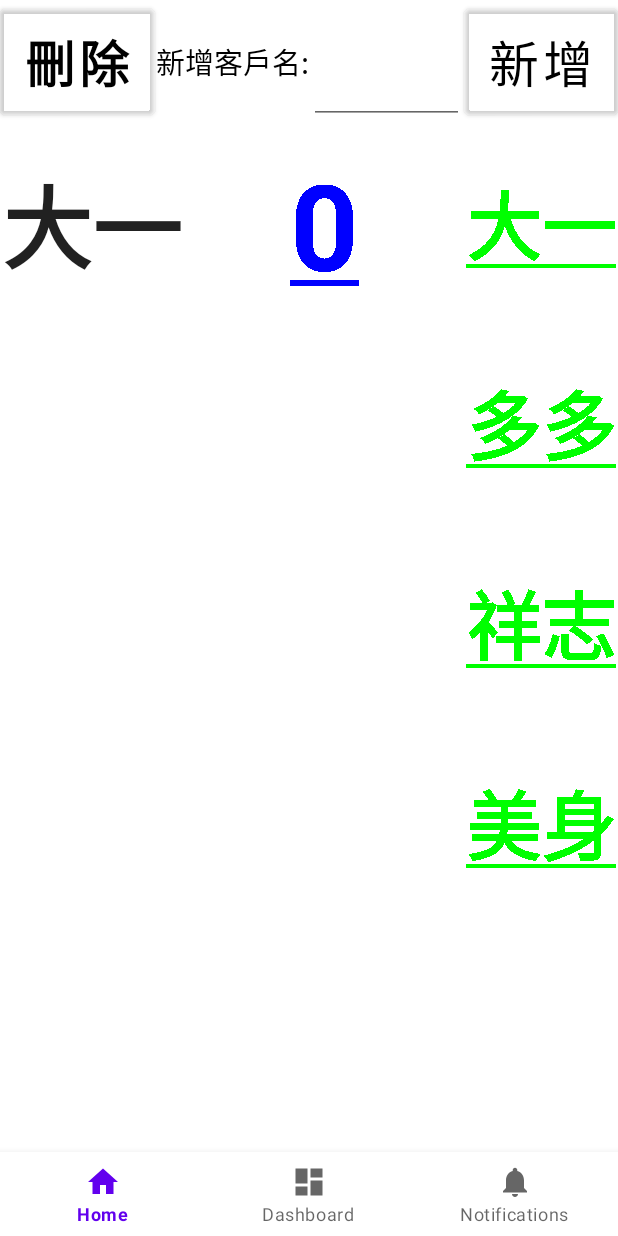
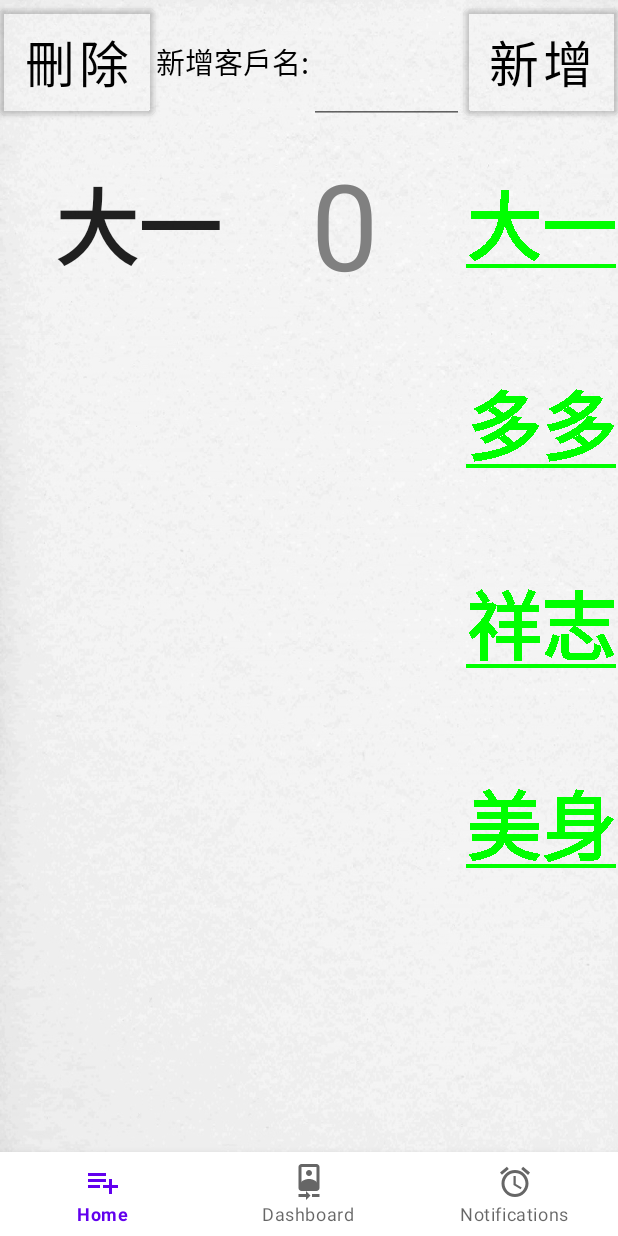
Before and after one commit to 12101210cc/Nooda, an Android app: the screen it shows after launch (MainActivity), after a tap on "大一", on a phone screen of 412 x 824 dp. Run offline under Robolectric (Android 15) with nearby library versions, the phone set to English and light mode, and no system bars; our stand-ins replace navigation-ui; Roboto replaces fonts that are not available here; 4 statements that could not run were skipped.

Commit message:
[UI] Enhance UI with long-press deletion, paper texture, color and nav icons update
- Add long-press functionality for deleting customer name fields
- Add paper texture background
- Update font colors
- Update navigation menu icons

Signed-off-by: Edmund Huang <12101210cc@gmail.com>

```diff
--- a/app/build.gradle
+++ b/app/build.gradle
@@ -31,6 +31,11 @@ android {
 }
 
 dependencies {
+
+    implementation 'androidx.viewpager2:viewpager2:1.1.0-alpha01'
+    implementation 'androidx.fragment:fragment-ktx:1.4.1'
+
+
     implementation 'androidx.appcompat:appcompat:1.1.0'
     implementation 'com.google.android.material:material:1.1.0'
     implementation 'androidx.constraintlayout:constraintlayout:2.0.4'
--- a/app/src/main/java/com/example/nooda/MainActivity.java
+++ b/app/src/main/java/com/example/nooda/MainActivity.java
@@ -61,6 +61,7 @@ public class MainActivity extends AppCompatActivity {
 
     @Override
     public void onRequestPermissionsResult(int requestCode, @NonNull String[] permissions, @NonNull int[] grantResults) {
+        super.onRequestPermissionsResult(requestCode, permissions, grantResults);
         if (requestCode == REQUEST_PERMISSIONS) {
             if (grantResults.length > 0 && grantResults[0] == PackageManager.PERMISSION_GRANTED) {
                 // Permissions are granted, you can perform your file operations
--- a/app/src/main/java/com/example/nooda/ui/home/HomeFragment.java
+++ b/app/src/main/java/com/example/nooda/ui/home/HomeFragment.java
@@ -8,10 +8,14 @@ import android.graphics.Typeface;
 import android.os.Build;
 import android.os.Bundle;
 import android.os.Environment;
+import android.os.Handler;
+import android.os.HandlerThread;
+import android.os.Message;
 import android.text.InputType;
 import android.util.Log;
 import android.util.TypedValue;
 import android.view.LayoutInflater;
+import android.view.MotionEvent;
 import android.view.View;
 import android.view.ViewGroup;
 import android.view.WindowManager;
@@ -19,6 +23,7 @@ import android.widget.Button;
 import android.widget.EditText;
 import android.widget.LinearLayout;
 import android.widget.TextView;
+import android.widget.Toast;
 
 import androidx.annotation.NonNull;
 import androidx.fragment.app.Fragment;
@@ -41,19 +46,23 @@ import java.util.ArrayList;
 import java.util.Arrays;
 
 public class HomeFragment extends Fragment {
-
     private static final String TAG = "HomeFragment";
     private static final boolean DEBUG = false;
     private FragmentHomeBinding binding;
+    private ArrayList<String> indexList = new ArrayList<>();
     private ArrayList<String> namesList = new ArrayList<>();
     private ArrayList<String> selectedList = new ArrayList<>();
     private ArrayList<String> numberList = new ArrayList<>();
+    private LinearLayout indexLinearLayout;
     private LinearLayout selectedLinearLayout;
     private LinearLayout numberLinearLayout;
     private LinearLayout namesLinearLayout;
     private TextView addNewText;
     private EditText addNewEdit;
     private Button addNewBt;
+    private Button delBt;
+    private long startTime;
+    private Handler backgroundHandler;
 
     public View onCreateView(@NonNull LayoutInflater inflater,
                              ViewGroup container, Bundle savedInstanceState) {
@@ -61,6 +70,7 @@ public class HomeFragment extends Fragment {
         binding = FragmentHomeBinding.inflate(inflater, container, false);
         View root = binding.getRoot();
 
+        indexLinearLayout = binding.linearLayoutIndex;
         namesLinearLayout = binding.linearLayoutNames;
         selectedLinearLayout = binding.linearLayoutSelect;
         numberLinearLayout = binding.linearLayoutNumber;
@@ -68,6 +78,7 @@ public class HomeFragment extends Fragment {
         addNewText = binding.addText;
         addNewEdit = binding.addEdit;
         addNewBt = binding.addBt;
+        delBt = binding.delBt;
 
         return root;
     }
@@ -79,6 +90,7 @@ public class HomeFragment extends Fragment {
         addNewText.setTypeface(typeface);
         addNewEdit.setTypeface(typeface);
         addNewBt.setTypeface(typeface);
+        delBt.setTypeface(typeface);
 
         loadListsFromFile();
 
@@ -104,6 +116,13 @@ public class HomeFragment extends Fragment {
                 updateNamesList();
             }
         });
+
+        delBt.setOnClickListener(new View.OnClickListener() {
+            @Override
+            public void onClick(View v) {
+
+            }
+        });
     }
 
     private void showEmptyNameDialog() {
@@ -120,7 +139,6 @@ public class HomeFragment extends Fragment {
         AlertDialog dialog = builder.create();
         dialog.show();
     }
-
 
     public void updateNamesList() {
         namesLinearLayout.removeAllViews();
@@ -172,10 +190,35 @@ public class HomeFragment extends Fragment {
 
 
         for (int i = 0; i < selectedList.size(); i++) {
+
+            int index = i;
             Button button = new Button(getContext());
             button.setText(selectedList.get(i));
             button.setTypeface(typeface, Typeface.BOLD);
-            button.setClickable(false);
+            button.setOnTouchListener(new View.OnTouchListener() {
+                @Override
+                public boolean onTouch(View view, MotionEvent motionEvent) {
+                    switch (motionEvent.getAction()) {
+                        case MotionEvent.ACTION_DOWN:
+                            // Start counting the time when the button is pressed
+                            startTime = System.currentTimeMillis();
+                            break;
+                        case MotionEvent.ACTION_UP:
+                            // Calculate the duration of the press when the button is released
+                            long duration = System.currentTimeMillis() - startTime;
+
+                            if (duration < 500) {
+                                // Short press
+                                onShortPress(view);
+                            } else {
+                                // Long press
+                                onLongPress(view, index);
+                            }
+                            break;
+                    }
+                    return true; // Indicate that the event is consumed
+                }
+            });
             button.setMaxLines(1);
 
             // Set button size
@@ -207,10 +250,10 @@ public class HomeFragment extends Fragment {
         for (int i = 0; i < numberList.size(); i++) {
             Button button = new Button(getContext());
             button.setText(numberList.get(i));
-            button.setTextColor(Color.BLUE);
-            button.setPaintFlags(Paint.UNDERLINE_TEXT_FLAG);
+            button.setTextColor(getContext().getColor(R.color.pencil_gray));
+            //button.setPaintFlags(Paint.UNDERLINE_TEXT_FLAG);
             button.setMaxLines(1);
-            button.setTypeface(typeface, Typeface.BOLD);
+            button.setTypeface(typeface);
             // Set button size
             ViewGroup.LayoutParams layoutParams = new ViewGroup.LayoutParams(ViewGroup.LayoutParams.MATCH_PARENT, ViewGroup.LayoutParams.WRAP_CONTENT);
             layoutParams.height = 200; // Height in pixels, set the desired size
@@ -369,4 +412,58 @@ public class HomeFragment extends Fragment {
         return list;
     }
 
+    // Inside an activity or fragment
+    private void showDialogAndRemove(String message, int removeIndex) {
+        AlertDialog.Builder builder = new AlertDialog.Builder(getContext());
+        builder.setMessage(message);
+
+        // Set the OK button action
+        builder.setPositiveButton("OK", new DialogInterface.OnClickListener() {
+            @Override
+            public void onClick(DialogInterface dialog, int which) {
+                // Perform any actions you want to execute when the OK button is clicked
+                numberList.remove(removeIndex);
+                selectedList.remove(removeIndex);
+                updateNumberList();
+                updateSelectedList();
+            }
+        });
+
+        // Set the Cancel button action
+        builder.setNegativeButton("Cancel", new DialogInterface.OnClickListener() {
+            @Override
+            public void onClick(DialogInterface dialog, int which) {
+                // Perform any actions you want to execute when the Cancel button is clicked
+                dialog.dismiss();
+            }
+        });
+
+        // Create and show the dialog
+        AlertDialog alertDialog = builder.create();
+        alertDialog.show();
+    }
+
+
+
+    private void onShortPress(View view) {
+        // Handle short press action
+
+    }
+
+    private void onLongPress(View view, int removeIndex) {
+        // Handle long press action
+        showDialogAndRemove("確定刪除第" + (removeIndex+1) + "列?", removeIndex);
+    }
+
+    private void initHandler() {
+        HandlerThread handlerThread = new HandlerThread("UpdateSelectedListThread");
+        handlerThread.start();
+        backgroundHandler = new Handler(handlerThread.getLooper()) {
+            @Override
+            public void handleMessage(Message msg) {
+                updateSelectedList();
+            }
+        };
+    }
+
 }
--- /dev/null
+++ b/app/src/main/res/drawable/background_tile.xml
@@ -0,0 +1,17 @@
+<?xml version="1.0" encoding="utf-8"?>
+<layer-list xmlns:android="http://schemas.android.com/apk/res/android">
+    <item>
+        <bitmap
+            android:src="@drawable/paper2"
+            android:tileMode="repeat" />
+    </item>
+    <item>
+        <shape android:shape="rectangle">
+            <gradient
+                android:type="linear"
+                android:angle="45"
+                android:startColor="#22000000"
+                android:endColor="#00FFFFFF" />
+        </shape>
+    </item>
+</layer-list>
--- /dev/null
+++ b/app/src/main/res/drawable/ic_baseline_access_alarm_24.xml
@@ -0,0 +1,10 @@
+<vector xmlns:android="http://schemas.android.com/apk/res/android"
+    android:width="24dp"
+    android:height="24dp"
+    android:viewportWidth="24"
+    android:viewportHeight="24"
+    android:tint="?attr/colorControlNormal">
+  <path
+      android:fillColor="@android:color/white"
+      android:pathData="M22,5.72l-4.6,-3.86 -1.29,1.53 4.6,3.86L22,5.72zM7.88,3.39L6.6,1.86 2,5.71l1.29,1.53 4.59,-3.85zM12.5,8L11,8v6l4.75,2.85 0.75,-1.23 -4,-2.37L12.5,8zM12,4c-4.97,0 -9,4.03 -9,9s4.02,9 9,9c4.97,0 9,-4.03 9,-9s-4.03,-9 -9,-9zM12,20c-3.87,0 -7,-3.13 -7,-7s3.13,-7 7,-7 7,3.13 7,7 -3.13,7 -7,7z"/>
+</vector>
--- /dev/null
+++ b/app/src/main/res/drawable/ic_baseline_camera_front_24.xml
@@ -0,0 +1,10 @@
+<vector xmlns:android="http://schemas.android.com/apk/res/android"
+    android:width="24dp"
+    android:height="24dp"
+    android:viewportWidth="24"
+    android:viewportHeight="24"
+    android:tint="?attr/colorControlNormal">
+  <path
+      android:fillColor="@android:color/white"
+      android:pathData="M10,20L5,20v2h5v2l3,-3 -3,-3v2zM14,20v2h5v-2h-5zM12,8c1.1,0 2,-0.9 2,-2s-0.9,-2 -2,-2 -1.99,0.9 -1.99,2S10.9,8 12,8zM17,0L7,0C5.9,0 5,0.9 5,2v14c0,1.1 0.9,2 2,2h10c1.1,0 2,-0.9 2,-2L19,2c0,-1.1 -0.9,-2 -2,-2zM7,2h10v10.5c0,-1.67 -3.33,-2.5 -5,-2.5s-5,0.83 -5,2.5L7,2z"/>
+</vector>
--- /dev/null
+++ b/app/src/main/res/drawable/ic_baseline_playlist_add_24.xml
@@ -0,0 +1,10 @@
+<vector xmlns:android="http://schemas.android.com/apk/res/android"
+    android:width="24dp"
+    android:height="24dp"
+    android:viewportWidth="24"
+    android:viewportHeight="24"
+    android:tint="?attr/colorControlNormal">
+  <path
+      android:fillColor="@android:color/white"
+      android:pathData="M14,10L2,10v2h12v-2zM14,6L2,6v2h12L14,6zM18,14v-4h-2v4h-4v2h4v4h2v-4h4v-2h-4zM2,16h8v-2L2,14v2z"/>
+</vector>
--- a/app/src/main/res/layout/fragment_home.xml
+++ b/app/src/main/res/layout/fragment_home.xml
@@ -4,8 +4,18 @@
     xmlns:tools="http://schemas.android.com/tools"
     android:layout_width="match_parent"
     android:layout_height="match_parent"
-    tools:context=".MainActivity">
+    tools:context=".MainActivity"
+    android:background="@drawable/paper_min">
 
+<!--    <ImageView-->
+<!--        android:layout_width="match_parent"-->
+<!--        android:layout_height="match_parent"-->
+<!--        android:src="@drawable/background_tile"-->
+<!--        android:scaleType="centerCrop"-->
+<!--        app:layout_constraintTop_toTopOf="parent"-->
+<!--        app:layout_constraintBottom_toBottomOf="parent"-->
+<!--        app:layout_constraintStart_toStartOf="parent"-->
+<!--        app:layout_constraintEnd_toEndOf="parent" />-->
     <Button
         android:id="@+id/del_bt"
         android:layout_width="0dp"
@@ -90,12 +100,19 @@
         android:orientation="horizontal"
         app:layout_constraintGuide_percent="0.9" />
 
+    <androidx.constraintlayout.widget.Guideline
+        android:id="@+id/guideline_vertical_2"
+        android:layout_width="wrap_content"
+        android:layout_height="wrap_content"
+        android:orientation="vertical"
+        app:layout_constraintGuide_percent="0.05" />
+
     <ScrollView
         android:id="@+id/scrollView1"
         android:layout_width="0dp"
         android:layout_height="0dp"
         app:layout_constraintEnd_toStartOf="@+id/guideline_vertical"
-        app:layout_constraintStart_toStartOf="parent"
+        app:layout_constraintStart_toEndOf="@+id/guideline_vertical_2"
         app:layout_constraintTop_toTopOf="@id/guideline_horizontal"
         app:layout_constraintBottom_toBottomOf="@id/guideline_horizontal_bot">
 
@@ -103,6 +120,13 @@
             android:layout_width="match_parent"
             android:layout_height="wrap_content"
             android:orientation="horizontal">
+
+            <LinearLayout
+                android:id="@+id/linearLayoutIndex"
+                android:layout_width="0dp"
+                android:layout_height="wrap_content"
+                android:layout_weight="0.5"
+                android:orientation="vertical" />
 
             <LinearLayout
                 android:id="@+id/linearLayoutSelect"
@@ -115,7 +139,7 @@
                 android:id="@+id/linearLayoutNumber"
                 android:layout_width="0dp"
                 android:layout_height="wrap_content"
-                android:layout_weight="6"
+                android:layout_weight="5.5"
                 android:orientation="vertical" />
 
         </LinearLayout>
--- a/app/src/main/res/menu/bottom_nav_menu.xml
+++ b/app/src/main/res/menu/bottom_nav_menu.xml
@@ -3,17 +3,17 @@
 
     <item
         android:id="@+id/navigation_home"
-        android:icon="@drawable/ic_home_black_24dp"
+        android:icon="@drawable/ic_baseline_playlist_add_24"
         android:title="@string/title_home" />
 
     <item
         android:id="@+id/navigation_dashboard"
-        android:icon="@drawable/ic_dashboard_black_24dp"
+        android:icon="@drawable/ic_baseline_camera_front_24"
         android:title="@string/title_dashboard" />
 
     <item
         android:id="@+id/navigation_notifications"
-        android:icon="@drawable/ic_notifications_black_24dp"
+        android:icon="@drawable/ic_baseline_access_alarm_24"
         android:title="@string/title_notifications" />
 
 </menu>
--- a/app/src/main/res/values/colors.xml
+++ b/app/src/main/res/values/colors.xml
@@ -9,4 +9,5 @@
     <color name="white">#FFFFFFFF</color>
     <color name="alpha">#00FFFFFF</color>
     <color name="alpha_little">#70FFFFFF</color>
+    <color name="pencil_gray">#FF808080</color>
 </resources>
```
Also changed, not shown: app/src/main/res/values/styles.xml (added, +8 -0 lines), app/src/main/res/drawable/paper2.jpg (added), app/src/main/res/drawable/paper_min.jpg (added), 1 other file.
